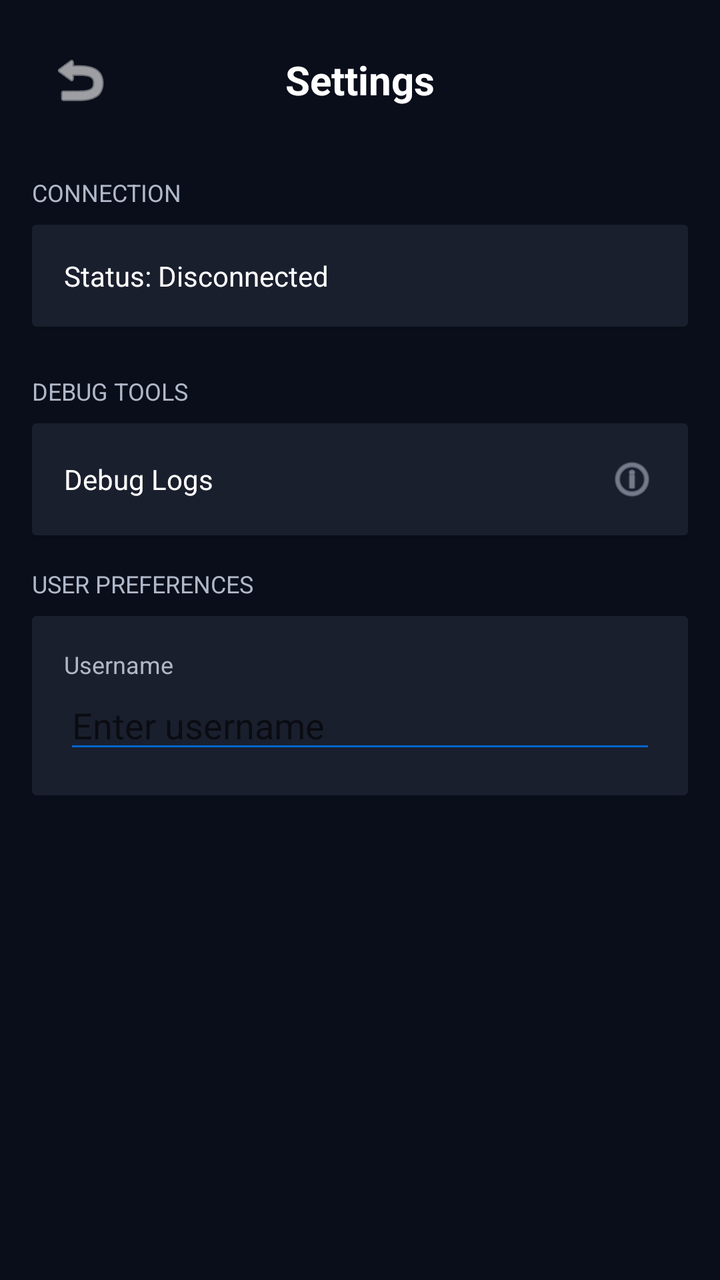
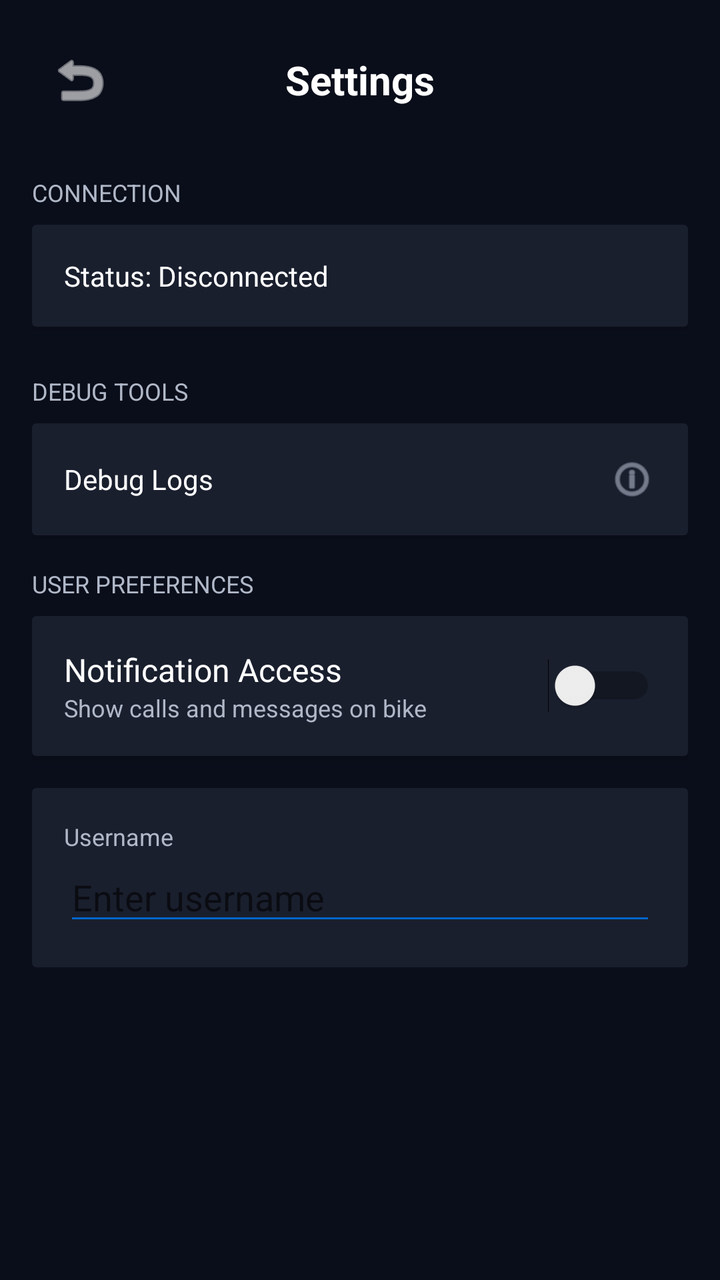

Two renders of the same Android screen: before a commit and after it. Below are the layout's source before the change and the commit's diff.
<!-- AndroidManifest.xml: activity theme AppTheme -->
<!-- res/layout/activity_settings.xml -->
<?xml version="1.0" encoding="utf-8"?>
<LinearLayout xmlns:android="http://schemas.android.com/apk/res/android"
    android:layout_width="match_parent"
    android:layout_height="match_parent"
    android:orientation="vertical"
    android:background="@color/background_primary"
    android:padding="16dp">

    <RelativeLayout
        android:layout_width="match_parent"
        android:layout_height="wrap_content"
        android:layout_marginBottom="24dp">

        <ImageButton
            android:id="@+id/btnBack"
            android:layout_width="48dp"
            android:layout_height="48dp"
            android:background="?attr/selectableItemBackgroundBorderless"
            android:src="@android:drawable/ic_menu_revert"
            android:tint="@color/text_primary"
            android:layout_alignParentStart="true"
            android:layout_centerVertical="true" />

        <TextView
            android:layout_width="wrap_content"
            android:layout_height="wrap_content"
            android:text="Settings"
            android:textColor="@color/text_primary"
            android:textSize="20sp"
            android:textStyle="bold"
            android:layout_centerInParent="true" />
    </RelativeLayout>

    <ScrollView
        android:layout_width="match_parent"
        android:layout_height="0dp"
        android:layout_weight="1">

        <LinearLayout
            android:layout_width="match_parent"
            android:layout_height="wrap_content"
            android:orientation="vertical">

            
            <TextView
                android:layout_width="wrap_content"
                android:layout_height="wrap_content"
                android:text="CONNECTION"
                android:textColor="@color/text_secondary"
                android:textSize="12sp"
                android:layout_marginBottom="8dp" />

            <androidx.cardview.widget.CardView
                android:layout_width="match_parent"
                android:layout_height="wrap_content"
                android:layout_marginBottom="24dp"
                android:backgroundTint="@color/background_secondary"
                style="@style/GlassCard">

                <LinearLayout
                    android:layout_width="match_parent"
                    android:layout_height="wrap_content"
                    android:orientation="vertical"
                    android:padding="16dp">

                    <TextView
                        android:id="@+id/tvSettingsStatus"
                        android:layout_width="match_parent"
                        android:layout_height="wrap_content"
                        android:text="Status: Disconnected"
                        android:textColor="@color/text_primary" />

                    <Button
                        android:id="@+id/btnDisconnectSettings"
                        android:layout_width="match_parent"
                        android:layout_height="wrap_content"
                        android:text="Disconnect"
                        android:layout_marginTop="8dp"
                        android:visibility="gone" />
                </LinearLayout>
            </androidx.cardview.widget.CardView>

            
            <TextView
                android:layout_width="wrap_content"
                android:layout_height="wrap_content"
                android:text="DEBUG TOOLS"
                android:textColor="@color/text_secondary"
                android:textSize="12sp"
                android:layout_marginBottom="8dp" />

            <androidx.cardview.widget.CardView
                android:id="@+id/cardDebugLogs"
                android:layout_width="match_parent"
                android:layout_height="wrap_content"
                android:layout_marginBottom="16dp"
                android:backgroundTint="@color/background_secondary"
                android:foreground="?attr/selectableItemBackground"
                style="@style/GlassCard">

                <LinearLayout
                    android:layout_width="match_parent"
                    android:layout_height="wrap_content"
                    android:orientation="horizontal"
                    android:padding="16dp"
                    android:gravity="center_vertical">

                    <TextView
                        android:layout_width="0dp"
                        android:layout_height="wrap_content"
                        android:layout_weight="1"
                        android:text="Debug Logs"
                        android:textColor="@color/text_primary" />

                    <ImageView
                        android:layout_width="24dp"
                        android:layout_height="24dp"
                        android:src="@android:drawable/ic_menu_info_details"
                        android:tint="@color/text_secondary" />
                </LinearLayout>
            </androidx.cardview.widget.CardView>

            
            <TextView
                android:layout_width="wrap_content"
                android:layout_height="wrap_content"
                android:text="USER PREFERENCES"
                android:textColor="@color/text_secondary"
                android:textSize="12sp"
                android:layout_marginBottom="8dp" />

            <androidx.cardview.widget.CardView
                android:layout_width="match_parent"
                android:layout_height="wrap_content"
                android:backgroundTint="@color/background_secondary"
                style="@style/GlassCard">

                <LinearLayout
                    android:layout_width="match_parent"
                    android:layout_height="wrap_content"
                    android:orientation="vertical"
                    android:padding="16dp">

                    <TextView
                        android:layout_width="wrap_content"
                        android:layout_height="wrap_content"
                        android:text="Username"
                        android:textColor="@color/text_secondary"
                        android:textSize="12sp" />

                    <EditText
                        android:id="@+id/etUsernameSettings"
                        android:layout_width="match_parent"
                        android:layout_height="wrap_content"
                        android:hint="Enter username"
                        android:textColor="@color/text_primary"
                        android:backgroundTint="@color/accent_blue" />
                </LinearLayout>
            </androidx.cardview.widget.CardView>

        </LinearLayout>
    </ScrollView>

</LinearLayout>
<!-- resources referenced by this layout -->
<resources>
  <color name="accent_blue">#0066CC</color>
  <color name="background_primary">#0A0E1A</color>
  <color name="background_secondary">#1A1F2E</color>
  <color name="text_primary">#FFFFFF</color>
  <color name="text_secondary">#B0B8C8</color>
  <style name="GlassCard">
          <item name="android:background">@drawable/card_background</item>
          <item name="android:elevation">8dp</item>
      </style>
  <style name="AppTheme" parent="Theme.MaterialComponents.DayNight.NoActionBar">
          <item name="colorPrimary">@color/accent_blue</item>
          <item name="colorPrimaryDark">@color/background_primary</item>
          <item name="colorAccent">@color/accent_blue_light</item>
          <item name="android:windowBackground">@color/background_primary</item>
          <item name="android:statusBarColor">@color/background_primary</item>
          <item name="android:navigationBarColor">@color/background_primary</item>
          <item name="bottomSheetDialogTheme">@style/CustomBottomSheetDialog</item>
      </style>
  <!-- drawable card_background (drawable) -->
  <?xml version="1.0" encoding="utf-8"?>
  <shape xmlns:android="http://schemas.android.com/apk/res/android"
      android:shape="rectangle">
      
      
      <gradient
          android:angle="135"
          android:startColor="#4D2A2F3E"
          android:centerColor="#662A2F3E"
          android:endColor="#4D1A1F2E"
          android:type="linear" />
      
      
      <stroke
          android:width="1dp"
          android:color="@color/glass_border" />
      
      
      <corners android:radius="24dp" />
  </shape>
  <color name="accent_blue_light">#3399FF</color>
  <style name="CustomBottomSheetDialog" parent="Theme.Design.Light.BottomSheetDialog">
          <item name="bottomSheetStyle">@style/CustomBottomSheetStyle</item>
      </style>
  <color name="glass_border">#4DFFFFFF</color>
  <style name="CustomBottomSheetStyle" parent="Widget.Design.BottomSheet.Modal">
          <item name="android:background">@android:color/transparent</item>
      </style>
</resources>

<!-- the commit's change to res/layout/activity_settings.xml (unified diff, before → after) -->
@@ -132,6 +132,48 @@
             <androidx.cardview.widget.CardView
                 android:layout_width="match_parent"
                 android:layout_height="wrap_content"
+                android:layout_marginBottom="16dp"
+                android:backgroundTint="@color/background_secondary"
+                style="@style/GlassCard">
+
+                <LinearLayout
+                    android:layout_width="match_parent"
+                    android:layout_height="wrap_content"
+                    android:orientation="horizontal"
+                    android:padding="16dp"
+                    android:gravity="center_vertical">
+                    
+                    <LinearLayout
+                        android:layout_width="0dp"
+                        android:layout_height="wrap_content"
+                        android:layout_weight="1"
+                        android:orientation="vertical">
+                        
+                        <TextView
+                            android:layout_width="match_parent"
+                            android:layout_height="wrap_content"
+                            android:text="Notification Access"
+                            android:textColor="@color/text_primary"
+                            android:textSize="16sp" />
+                            
+                        <TextView
+                            android:layout_width="match_parent"
+                            android:layout_height="wrap_content"
+                            android:text="Show calls and messages on bike"
+                            android:textColor="@color/text_secondary"
+                            android:textSize="12sp" />
+                    </LinearLayout>
+
+                    <Switch
+                        android:id="@+id/switchNotifications"
+                        android:layout_width="wrap_content"
+                        android:layout_height="wrap_content" />
+                </LinearLayout>
+            </androidx.cardview.widget.CardView>
+
+            <androidx.cardview.widget.CardView
+                android:layout_width="match_parent"
+                android:layout_height="wrap_content"
                 android:backgroundTint="@color/background_secondary"
                 style="@style/GlassCard">
 
